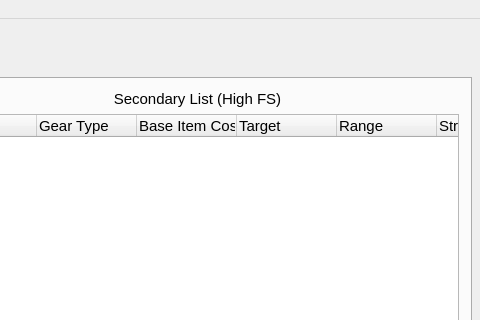
First picture: the form in Forms/Main_Window.ui, repository Graveflo/BDO_Enhancement_Tool, before the edit; both pictures show x 644 to 1124 and y 0 to 320 of the 1124 by 735 pixel window.
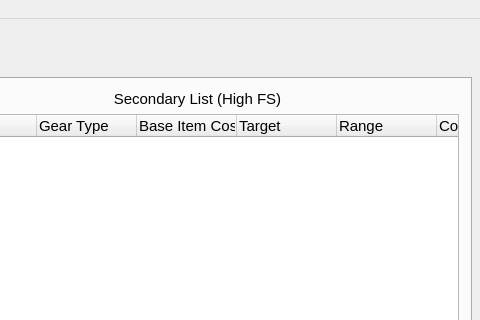
Second picture: the form after the edit. The open tabs and pages were chosen to show the change. Icons and pictures are not drawn. Custom widgets are drawn as their Qt base class.

What changed in the file:
```diff
--- a/Forms/Main_Window.ui
+++ b/Forms/Main_Window.ui
@@ -860,11 +860,6 @@
                 <string>Range</string>
                </property>
               </column>
-              <column>
-               <property name="text">
-                <string>Strat</string>
-               </property>
-              </column>
               <column>
                <property name="text">
                 <string>Cost</string>
@@ -872,7 +867,12 @@
               </column>
               <column>
                <property name="text">
-                <string>Successes</string>
+                <string>Attempts</string>
+               </property>
+              </column>
+              <column>
+               <property name="text">
+                <string>Attempts b4 Success</string>
                </property>
               </column>
              </widget>
```
Left out of the diff: 2 changed lines with no effect on the pictures.
